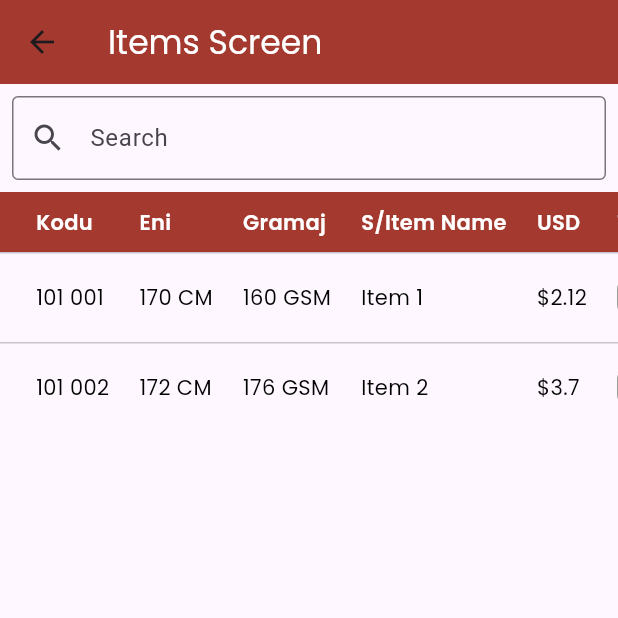
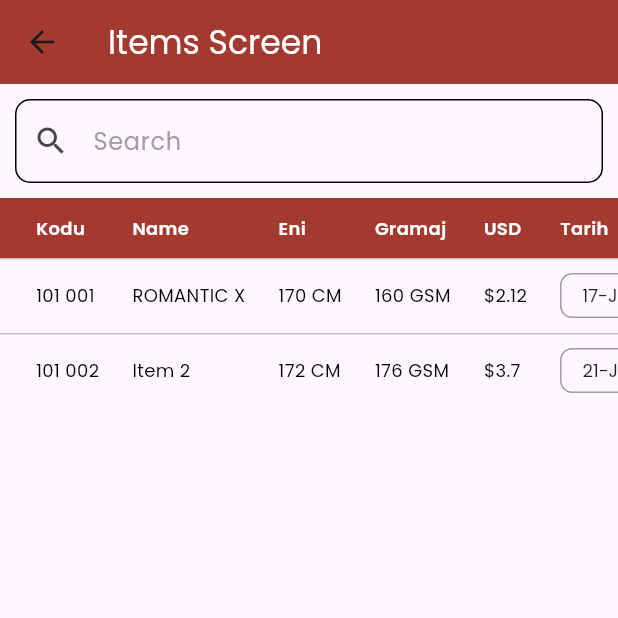
Before and after one commit to amohamed21ku/ozApp, a Flutter app: the ItemsScreen screen opened by its route, on a phone screen of 412 x 824 dp, the top half of it. Run offline on Flutter 3.47's test engine with Material 3 defaults, Android fonts, the phone set to English and light mode, and no system bars; our stand-ins replace cloud_firestore, firebase_auth, firebase_core, google_fonts, google_sign_in, modal_progress_hud_nsn; accounts and stored records are empty.

Commit message:
some fixing

```diff
--- a/lib/Screens/homeScreen.dart
+++ b/lib/Screens/homeScreen.dart
@@ -240,7 +240,6 @@ class _homeScreenState extends State<homeScreen> {
   }
 
   Widget buildItemsPage() {
-
       return Container(
       color: Color(0xffa4392f),
       child: Center(
--- a/lib/Screens/itemsScreen.dart
+++ b/lib/Screens/itemsScreen.dart
@@ -15,7 +15,7 @@ class _ItemsScreenState extends State<ItemsScreen> {
       'Eni': '170 CM',
       'Gramaj': '160 GSM',
       'Supplier': 'Supplier A',
-      'S/Item Name': 'Item 1',
+      'S/Item Name': 'ROMANTIC X',
       'USD': '\$2.12',
       'Tarih': '17-Jan-23',
     },
@@ -66,27 +66,39 @@ class _ItemsScreenState extends State<ItemsScreen> {
         crossAxisAlignment: CrossAxisAlignment.stretch,
         children: [
           Padding(
-            padding: const EdgeInsets.all(8.0),
+            padding: const EdgeInsets.all(10.0),
             child: TextField(
               controller: searchController,
               onChanged: (value) {
                 filterData(value);
               },
-              decoration: const InputDecoration(
+              decoration: InputDecoration(
                 labelText: 'Search',
-                hintText: 'Search',
+                hintText: 'Search by Kodu',
+                hintStyle: GoogleFonts.poppins(fontWeight: FontWeight.w200,
+                ),
+                labelStyle: GoogleFonts.poppins(color:Colors.grey ),
                 prefixIcon: Icon(Icons.search),
-                border: OutlineInputBorder(),
+                enabledBorder: OutlineInputBorder(
+                  borderSide: BorderSide(width: 1), // Change border color here
+                  borderRadius: BorderRadius.circular(10.0), // Optional: Adjust border radius
+                ),
+                focusedBorder: OutlineInputBorder(
+                  borderSide: BorderSide(color: Color(0xffa4392f),width: 2), // Change border color when focused
+                  borderRadius: BorderRadius.circular(15.0), // Optional: Adjust border radius
+                ),
               ),
             ),
+
+
           ),
           Expanded(
             child: SingleChildScrollView(
               scrollDirection: Axis.horizontal,
               child: DataTable(
-                columnSpacing: 20,
+                columnSpacing: 22,
                 headingRowHeight: 40,
-                dataRowHeight: 60,
+                dataRowHeight: 50,
                 headingTextStyle: GoogleFonts.poppins(
                   fontWeight: FontWeight.w600,
                   color: Colors.white,
@@ -98,37 +110,38 @@ class _ItemsScreenState extends State<ItemsScreen> {
                   DataColumn(
                     label: Text(
                       'Kodu',
-                      style: GoogleFonts.poppins(color: Colors.white),
+                      style: GoogleFonts.poppins(color: Colors.white,fontSize: 12),
+                    ),
+                  ),
+                  DataColumn(
+                    label: Text(
+                      'Name',
+                      style: GoogleFonts.poppins(color: Colors.white,fontSize: 12),
                     ),
                   ),
                   DataColumn(
                     label: Text(
                       'Eni',
-                      style: GoogleFonts.poppins(color: Colors.white),
+                      style: GoogleFonts.poppins(color: Colors.white,fontSize: 12),
                     ),
                   ),
                   DataColumn(
                     label: Text(
                       'Gramaj',
-                      style: GoogleFonts.poppins(color: Colors.white),
+                      style: GoogleFonts.poppins(color: Colors.white,fontSize: 12),
                     ),
                   ),
-                  DataColumn(
-                    label: Text(
-                      'S/Item Name',
-                      style: GoogleFonts.poppins(color: Colors.white),
-                    ),
-                  ),
+
                   DataColumn(
                     label: Text(
                       'USD',
-                      style: GoogleFonts.poppins(color: Colors.white),
+                      style: GoogleFonts.poppins(color: Colors.white,fontSize: 12),
                     ),
                   ),
                   DataColumn(
                     label: Text(
                       'Tarih',
-                      style: GoogleFonts.poppins(color: Colors.white),
+                      style: GoogleFonts.poppins(color: Colors.white,fontSize: 12),
                     ),
                   ),
                 ],
@@ -138,27 +151,29 @@ class _ItemsScreenState extends State<ItemsScreen> {
                     DataCell(
                       Text(
                         data['Kodu']!,
-                        style: GoogleFonts.poppins(color: Colors.black),
+                        style: GoogleFonts.poppins(color: Colors.black,fontSize: 12),
+                      ),
+                    ),
+                    DataCell(
+                      Text(
+                        data['S/Item Name']!,
+                        style: GoogleFonts.poppins(color: Colors.black,fontSize: 12),
                       ),
                     ),
                     DataCell(
                       Text(
                         data['Eni']!,
-                        style: GoogleFonts.poppins(color: Colors.black),
+                        style: GoogleFonts.poppins(color: Colors.black, fontSize: 12), // Adjust font size here
                       ),
                     ),
                     DataCell(
                       Text(
                         data['Gramaj']!,
-                        style: GoogleFonts.poppins(color: Colors.black),
+                        style: GoogleFonts.poppins(color: Colors.black, fontSize: 12), // Adjust font size here
                       ),
                     ),
-                    DataCell(
-                      Text(
-                        data['S/Item Name']!,
-                        style: GoogleFonts.poppins(color: Colors.black),
-                      ),
-                    ),
+
+
                     DataCell(
                       GestureDetector(
                         onDoubleTapDown: (details) {
@@ -195,7 +210,7 @@ class _ItemsScreenState extends State<ItemsScreen> {
                         },
                         child: Text(
                           data['USD']!,
-                          style: GoogleFonts.poppins(color: Colors.black),
+                          style: GoogleFonts.poppins(color: Colors.black,fontSize: 12),
                         ),
                       ),
                     ),
@@ -231,17 +246,14 @@ class _ItemsScreenState extends State<ItemsScreen> {
                             enabledBorder: UnderlineInputBorder(
                               borderSide: BorderSide(color: Colors.transparent),
                             ),
-                            focusedBorder: UnderlineInputBorder(
-                              borderSide: BorderSide(color: Colors.blue),
-                            ),
+
                             isDense: true,
-                            contentPadding: EdgeInsets.zero,
+                            contentPadding: EdgeInsets.all(2),
                           ),
                           style: GoogleFonts.poppins(
-                            fontSize: 16.0,
+                            fontSize: 12.0,
                             color: Colors.black87,
                           ),
-                          icon: Icon(Icons.arrow_drop_down),
                         ),
                       ),
                     ),
--- a/pubspec.yaml
+++ b/pubspec.yaml
@@ -42,6 +42,8 @@ dependencies:
   firebase_database: ^10.4.9
   modal_progress_hud_nsn: ^0.4.0
   google_sign_in: ^6.2.1
+  flutter_staggered_animations: ^1.1.1
+
 
 
 
```
Also changed, not shown: lib/Screens/customerScreen.dart (+42 -13 lines), lib/Screens/profileScreen.dart (+35 -9 lines), pubspec.lock.
